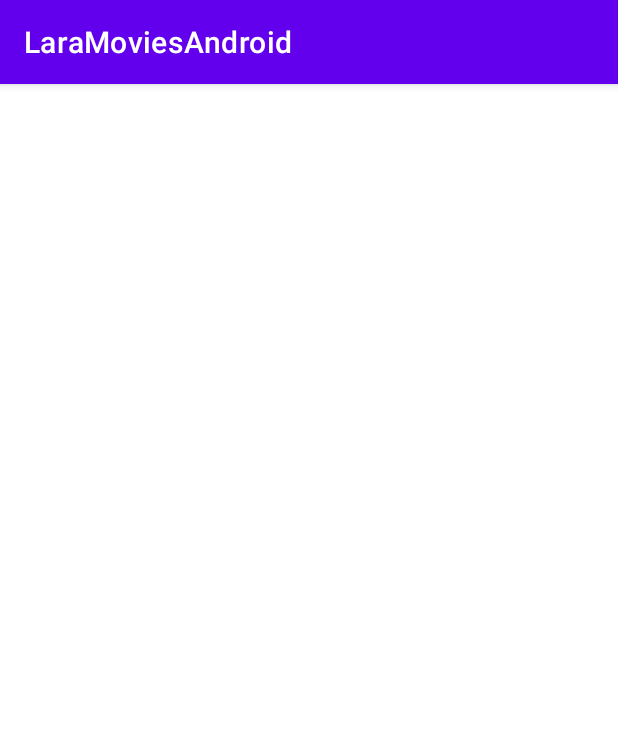
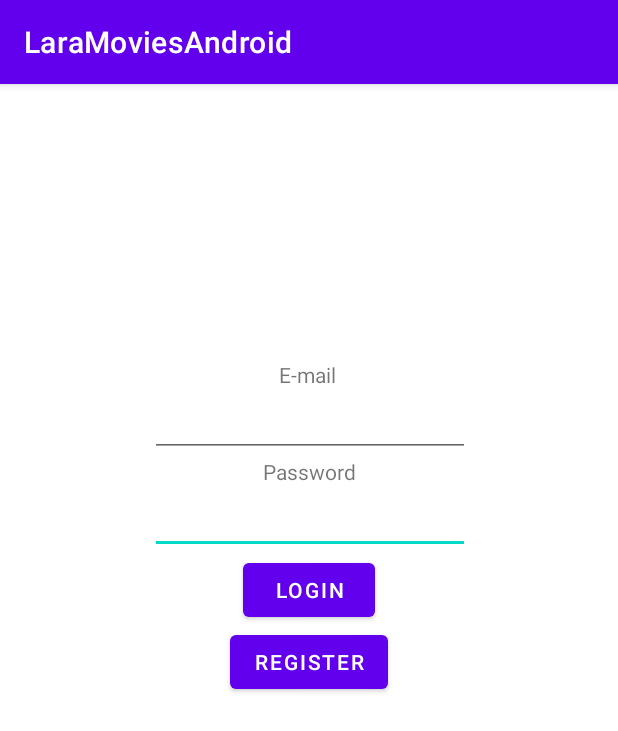
Before and after one commit to valdez-erardtimothy/LaraMoviesAndroid, an Android app: the screen it shows after launch (FilmActivity before the commit, LoginActivity after it), on a phone screen of 412 x 824 dp. Shown: the top 731 px of the screen. Run offline under Robolectric (Android 15) with nearby library versions, the phone set to English and light mode, and no system bars; our stand-ins replace Volley.

Commit message:
login logout via intent

```diff
--- a/app/src/main/java/com/example/laramoviesandroid/FilmActivity.java
+++ b/app/src/main/java/com/example/laramoviesandroid/FilmActivity.java
@@ -2,6 +2,7 @@ package com.example.laramoviesandroid;
 
 import android.content.Context;
 import android.os.Bundle;
+import android.util.Log;
 import android.widget.Toast;
 
 import androidx.appcompat.app.AppCompatActivity;
@@ -19,7 +20,6 @@ public class FilmActivity extends AppCompatActivity {
         this.setMemberProperties();
         this.showFilmListFragment();
 //        initially, this will show film list
-
     }
 
     protected void showFilmListFragment() {
--- /dev/null
+++ b/app/src/main/java/com/example/laramoviesandroid/LoginActivity.java
@@ -0,0 +1,112 @@
+package com.example.laramoviesandroid;
+
+import androidx.appcompat.app.AppCompatActivity;
+
+import android.content.Context;
+import android.content.Intent;
+import android.os.Bundle;
+import android.util.Log;
+import android.view.View;
+import android.widget.Button;
+import android.widget.EditText;
+import android.widget.Toast;
+
+import com.android.volley.Request;
+import com.android.volley.RequestQueue;
+import com.android.volley.Response;
+import com.android.volley.VolleyError;
+import com.android.volley.toolbox.JsonObjectRequest;
+import com.android.volley.toolbox.Volley;
+
+import org.json.JSONException;
+import org.json.JSONObject;
+
+public class LoginActivity extends AppCompatActivity {
+    protected EditText mEmailInput;
+    protected EditText mPasswordInput;
+    protected Button mLoginButton;
+    protected Button mRegisterButton;
+
+    protected Context mContext;
+
+    @Override
+    protected void onCreate(Bundle savedInstanceState) {
+        super.onCreate(savedInstanceState);
+        setContentView(R.layout.activity_login);
+        this.initializeMembers();
+    }
+
+    protected void initializeMembers() {
+        this.mEmailInput = (EditText) findViewById(R.id.input_login_email);
+        this.mPasswordInput = (EditText) findViewById(R.id.input_login_password);
+        this.mLoginButton = (Button) findViewById(R.id.button_login_login);
+        this.mRegisterButton = (Button) findViewById(R.id.button_login_register);
+        this.mContext = this.getApplicationContext();
+        this.setButtonEventListeners();
+    }
+
+    protected void setButtonEventListeners() {
+        mLoginButton.setOnClickListener(new View.OnClickListener() {
+            @Override
+            public void onClick(View v) {
+//
+                Toast.makeText(mContext, "Trying to log in ", Toast.LENGTH_SHORT).show();
+                LoginActivity.this.attemptLogin();
+            }
+        });
+    }
+
+    protected void attemptLogin() {
+        String url = getResources().getString(R.string.api_url) + "auth/login";
+        JSONObject loginInfoJSON = new JSONObject();
+        try {
+            loginInfoJSON.put("email", mEmailInput.getText());
+            loginInfoJSON.put("password", mPasswordInput.getText());
+        }catch (JSONException e) {
+            e.printStackTrace();
+        }
+
+        // Initialize a new RequestQueue instance
+        RequestQueue requestQueue = Volley.newRequestQueue(mContext);
+
+        // Initialize a new JsonObjectRequest instance
+        JsonObjectRequest jsonObjectRequest = new JsonObjectRequest(
+                Request.Method.POST,
+                url,
+                loginInfoJSON,
+                new Response.Listener<JSONObject>() {
+                    @Override
+                    public void onResponse(JSONObject response) {
+                        // Do something with response
+                        //mTextView.setText(response.toString());
+
+                        // Process the JSON
+                        try{
+                            // Get the JSON array
+                            Log.i(null, "response: " + response.toString());
+                            String accessToken = response.getString("token");
+                            Toast.makeText(mContext, "Login " +response.getString("status"), Toast.LENGTH_SHORT).show();
+//                            shift to the main activity
+                            Intent intent=new Intent(LoginActivity.this ,MainActivity.class);
+                            intent.putExtra("access_token",accessToken);
+                            LoginActivity.this.startActivity(intent);
+                            finish();
+
+                        }catch (JSONException e){
+                            e.printStackTrace();
+                        }
+                    }
+                },
+                new Response.ErrorListener(){
+                    @Override
+                    public void onErrorResponse(VolleyError error){
+                        // Do something when error occurred
+                        Toast.makeText(mContext, "Login Error", Toast.LENGTH_LONG).show();
+                    }
+                }
+        );
+        requestQueue.add(jsonObjectRequest);
+    }
+
+
+}
--- /dev/null
+++ b/app/src/main/res/layout/activity_login.xml
@@ -0,0 +1,71 @@
+<?xml version="1.0" encoding="utf-8"?>
+<androidx.constraintlayout.widget.ConstraintLayout xmlns:android="http://schemas.android.com/apk/res/android"
+    xmlns:app="http://schemas.android.com/apk/res-auto"
+    xmlns:tools="http://schemas.android.com/tools"
+    android:layout_width="match_parent"
+    android:layout_height="match_parent"
+    tools:context=".LoginActivity">
+
+    <TextView
+        android:id="@+id/text_login_email_label"
+        android:layout_width="wrap_content"
+        android:layout_height="wrap_content"
+        android:layout_marginTop="184dp"
+        android:text="@string/email_label"
+        app:layout_constraintEnd_toEndOf="parent"
+        app:layout_constraintHorizontal_bias="0.498"
+        app:layout_constraintStart_toStartOf="parent"
+        app:layout_constraintTop_toTopOf="parent" />
+
+    <TextView
+        android:id="@+id/text_login_password_label"
+        android:layout_width="wrap_content"
+        android:layout_height="wrap_content"
+        android:text="@string/password_label"
+        app:layout_constraintEnd_toEndOf="parent"
+        app:layout_constraintHorizontal_bias="0.501"
+        app:layout_constraintStart_toStartOf="parent"
+        app:layout_constraintTop_toBottomOf="@+id/input_login_email" />
+
+    <Button
+        android:id="@+id/button_login_register"
+        android:layout_width="wrap_content"
+        android:layout_height="wrap_content"
+        android:text="@string/register"
+        app:layout_constraintEnd_toEndOf="parent"
+        app:layout_constraintStart_toStartOf="parent"
+        app:layout_constraintTop_toBottomOf="@+id/button_login_login" />
+
+    <EditText
+        android:id="@+id/input_login_password"
+        android:layout_width="wrap_content"
+        android:layout_height="wrap_content"
+        android:ems="10"
+        android:inputType="textPersonName"
+        android:password="true"
+        app:layout_constraintEnd_toEndOf="parent"
+        app:layout_constraintHorizontal_bias="0.502"
+        app:layout_constraintStart_toStartOf="parent"
+        app:layout_constraintTop_toBottomOf="@+id/text_login_password_label" />
+
+    <Button
+        android:id="@+id/button_login_login"
+        android:layout_width="wrap_content"
+        android:layout_height="wrap_content"
+        android:text="@string/login"
+        app:layout_constraintEnd_toEndOf="parent"
+        app:layout_constraintStart_toStartOf="parent"
+        app:layout_constraintTop_toBottomOf="@+id/input_login_password" />
+
+    <EditText
+        android:id="@+id/input_login_email"
+        android:layout_width="wrap_content"
+        android:layout_height="wrap_content"
+        android:ems="10"
+        android:inputType="textWebEmailAddress"
+        app:layout_constraintEnd_toEndOf="parent"
+        app:layout_constraintHorizontal_bias="0.502"
+        app:layout_constraintStart_toStartOf="parent"
+        app:layout_constraintTop_toBottomOf="@+id/text_login_email_label" />
+
+</androidx.constraintlayout.widget.ConstraintLayout>
--- a/app/src/main/res/values/strings.xml
+++ b/app/src/main/res/values/strings.xml
@@ -1,5 +1,5 @@
 <resources>
-<!--    film-related strings-->
+    <!--    film-related strings-->
     <string name="app_name">LaraMoviesAndroid</string>
     <string name="film_title_label">Title</string>
     <string name="release_date_label">Release Date</string>
@@ -12,10 +12,22 @@
     <string name="additional_info_label">Additional Info</string>
 
 
-<!--    CRUD command button texts-->
+    <!--    CRUD command button texts-->
     <string name="close">Close</string>
     <string name="delete">Delete</string>
     <string name="edit">Edit</string>
 
     <string name="api_url">http://192.168.100.201:8000/api/</string>
+
+<!--    labels-->
+    <string name="films">Films</string>
+    <string name="actors">Actors</string>
+    <string name="producers">Producers</string>
+    <string name="logout">Logout</string>
+
+<!--    login activity-->
+    <string name="login">Login</string>
+    <string name="register">Register</string>
+    <string name="email_label">E-mail</string>
+    <string name="password_label">Password</string>
 </resources>
```
Also changed, not shown: app/src/main/AndroidManifest.xml (+8 -3 lines), app/src/main/java/com/example/laramoviesandroid/MainActivity.java (+96 -1 lines), app/src/main/res/layout/activity_main.xml (+39 -5 lines).
